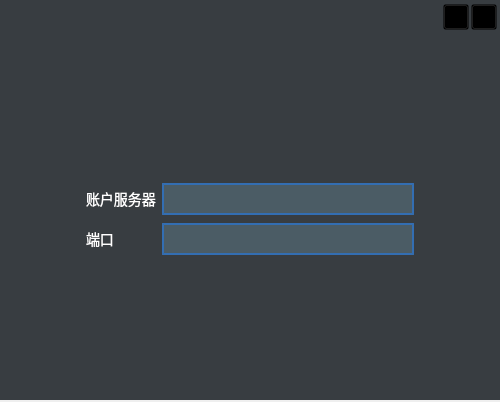
Before: the Qt Designer form LivePlatformClient/PilipiliLivePlatform/LiveLoginSettingDialog.ui in ohto-ai/PostLive, drawn with Qt 5.
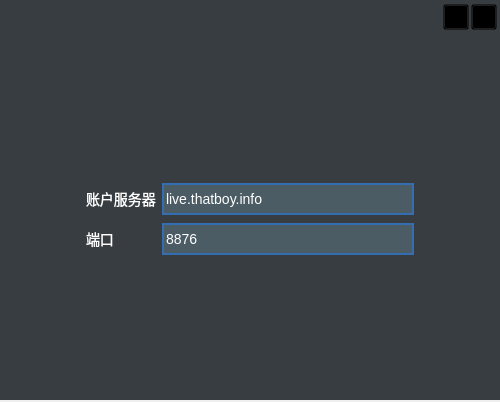
After: the same form once the commit is applied. Icons and pictures are not drawn.

Patch:
```diff
--- a/LivePlatformClient/PilipiliLivePlatform/LiveLoginSettingDialog.ui
+++ b/LivePlatformClient/PilipiliLivePlatform/LiveLoginSettingDialog.ui
@@ -447,6 +447,12 @@
               <height>32</height>
              </size>
             </property>
+            <property name="text">
+             <string>live.thatboy.info</string>
+            </property>
+            <property name="readOnly">
+             <bool>true</bool>
+            </property>
            </widget>
           </item>
           <item row="1" column="0">
@@ -482,6 +488,12 @@
               <height>32</height>
              </size>
             </property>
+            <property name="inputMask">
+             <string>8876</string>
+            </property>
+            <property name="readOnly">
+             <bool>true</bool>
+            </property>
            </widget>
           </item>
          </layout>
```
Left out of the diff: 4 changed lines with no effect on the pictures.
